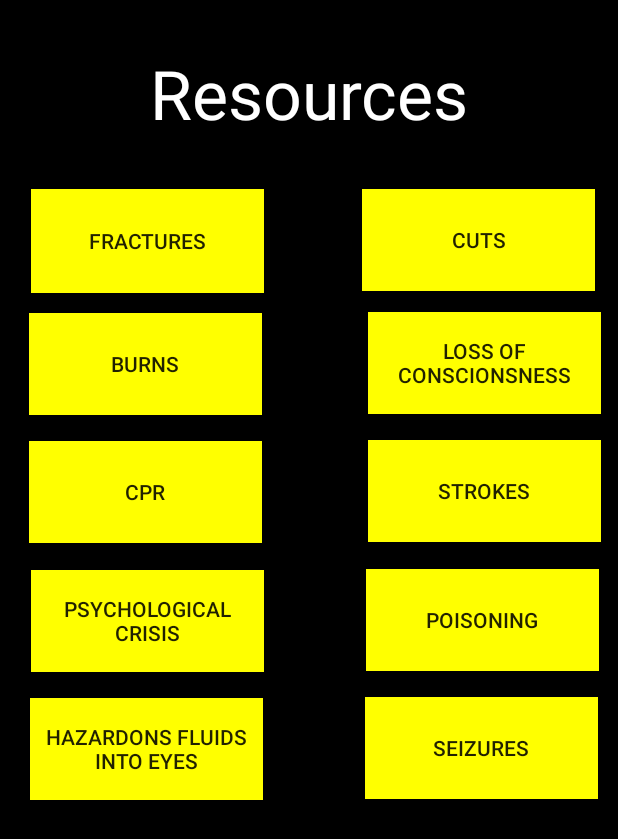
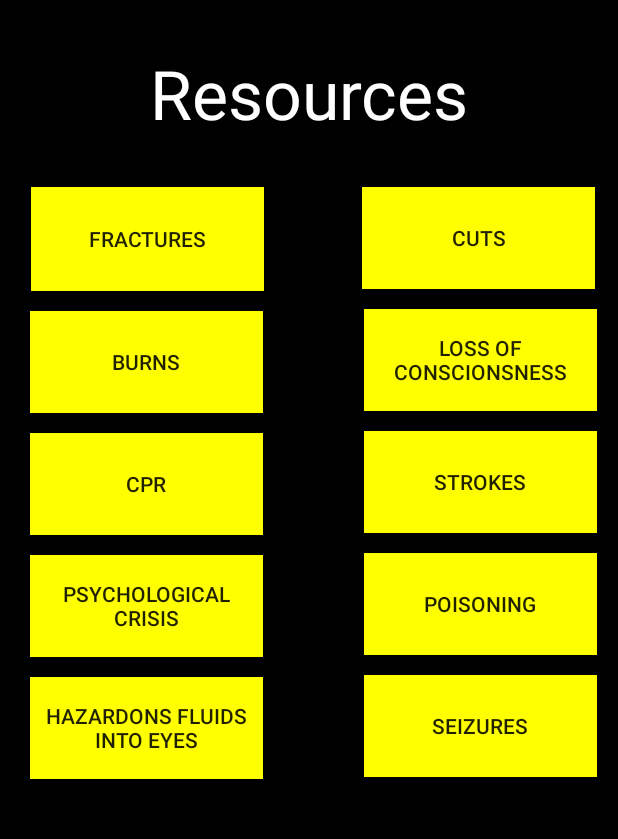
Before and after one commit to daft01/help.me, an Android app: the ResourcesActivity screen opened directly, with no data from a screen before it, on a phone screen of 412 x 824 dp. Shown: the top 839 px of the screen. Run offline under Robolectric (Android 15) with nearby library versions, the phone set to English and light mode, and no system bars.

Commit message:
Corrected some maladjustments with the formatting

```diff
--- a/help.me/app/src/main/res/layout/activity_resources.xml
+++ b/help.me/app/src/main/res/layout/activity_resources.xml
@@ -29,8 +29,9 @@
         android:layout_height="69dp"
         android:layout_marginEnd="33dp"
         android:layout_marginStart="3dp"
-        android:layout_marginTop="33dp"
+        android:layout_marginTop="32dp"
         android:background="@color/yellow"
+
         android:onClick="fracturesButtonClicked"
         android:text="Fractures"
         app:layout_constraintEnd_toStartOf="@+id/button2"
@@ -43,13 +44,13 @@
         android:layout_height="68dp"
         android:layout_marginEnd="18dp"
         android:layout_marginStart="32dp"
-        android:layout_marginTop="33dp"
+        android:layout_marginTop="32dp"
         android:background="@color/yellow"
         android:onClick="cutsButtonClicked"
         android:text="Cuts"
         app:layout_constraintEnd_toEndOf="parent"
         app:layout_constraintStart_toEndOf="@+id/button"
-        app:layout_constraintTop_toBottomOf="@+id/textView"/>
+        app:layout_constraintTop_toBottomOf="@+id/textView" />
 
     <Button
         android:id="@+id/button3"
@@ -69,15 +70,15 @@
         android:id="@+id/button4"
         android:layout_width="155dp"
         android:layout_height="68dp"
-        android:layout_marginEnd="16dp"
-        android:layout_marginStart="35dp"
-        android:layout_marginTop="14dp"
+        android:layout_marginEnd="18dp"
+        android:layout_marginStart="32dp"
+        android:layout_marginTop="13dp"
         android:background="@color/yellow"
         android:onClick="conscioussButtonClicked"
         android:text="Loss of Conscionsness"
         app:layout_constraintEnd_toEndOf="parent"
         app:layout_constraintStart_toEndOf="@+id/button3"
-        app:layout_constraintTop_toBottomOf="@+id/button2"/>
+        app:layout_constraintTop_toBottomOf="@+id/button2" />
 
     <Button
         android:id="@+id/button5"
@@ -85,7 +86,7 @@
         android:layout_height="68dp"
         android:layout_marginEnd="35dp"
         android:layout_marginStart="3dp"
-        android:layout_marginTop="17dp"
+        android:layout_marginTop="13dp"
         android:background="@color/yellow"
         android:onClick="cprButtonClicked"
         android:text="CPR"
@@ -97,9 +98,9 @@
         android:id="@+id/button6"
         android:layout_width="155dp"
         android:layout_height="68dp"
-        android:layout_marginEnd="16dp"
-        android:layout_marginStart="35dp"
-        android:layout_marginTop="17dp"
+        android:layout_marginEnd="18dp"
+        android:layout_marginStart="32dp"
+        android:layout_marginTop="13dp"
         android:background="@color/yellow"
         android:onClick="strokesButtonClicked"
         android:text="Strokes"
@@ -111,9 +112,9 @@
         android:id="@+id/button7"
         android:layout_width="155dp"
         android:layout_height="68dp"
-        android:layout_marginEnd="34dp"
+        android:layout_marginEnd="35dp"
         android:layout_marginStart="3dp"
-        android:layout_marginTop="18dp"
+        android:layout_marginTop="13dp"
         android:background="@color/yellow"
         android:onClick="crisisButtonClicked"
         android:text="Psychological Crisis"
@@ -125,9 +126,9 @@
         android:id="@+id/button8"
         android:layout_width="155dp"
         android:layout_height="68dp"
-        android:layout_marginEnd="16dp"
-        android:layout_marginStart="34dp"
-        android:layout_marginTop="18dp"
+        android:layout_marginEnd="18dp"
+        android:layout_marginStart="32dp"
+        android:layout_marginTop="13dp"
         android:background="@color/yellow"
         android:onClick="poisoningButtonClicked"
         android:text="Poisoning"
@@ -139,9 +140,9 @@
         android:id="@+id/button9"
         android:layout_width="155dp"
         android:layout_height="68dp"
-        android:layout_marginEnd="34dp"
+        android:layout_marginEnd="35dp"
         android:layout_marginStart="3dp"
-        android:layout_marginTop="17dp"
+        android:layout_marginTop="13dp"
         android:background="@color/yellow"
         android:onClick="fluidsButtonClicked"
         android:text="Hazardons Fluids Into Eyes"
@@ -153,9 +154,9 @@
         android:id="@+id/button10"
         android:layout_width="155dp"
         android:layout_height="68dp"
-        android:layout_marginEnd="17dp"
-        android:layout_marginStart="34dp"
-        android:layout_marginTop="17dp"
+        android:layout_marginEnd="18dp"
+        android:layout_marginStart="32dp"
+        android:layout_marginTop="13dp"
         android:background="@color/yellow"
         android:onClick="seizuresButtonClicked"
         android:text="Seizures"
```
